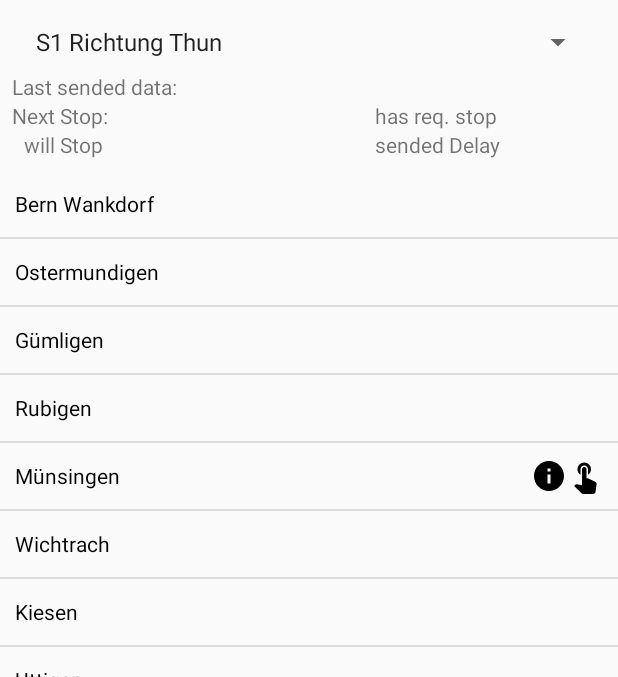
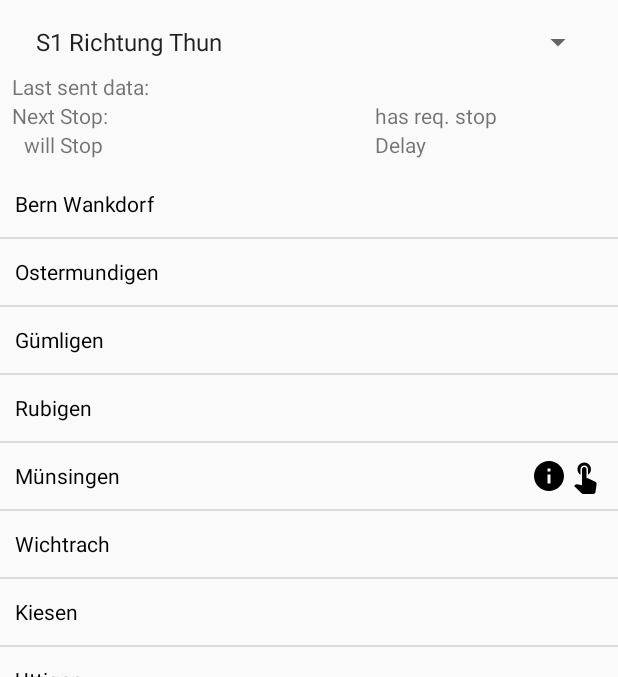
Before and after one commit to zossli/nearby-sender, an Android app: the screen it shows after launch (MainActivity), on a phone screen of 412 x 824 dp, the part 84-761 px from its top. Run offline under Robolectric (Android 15) with nearby library versions, the phone set to English and light mode, and no system bars; 1 statement that could not run was skipped.

Commit message:
bugfixing, typos

```diff
--- a/app/src/main/res/layout/activity_main.xml
+++ b/app/src/main/res/layout/activity_main.xml
@@ -97,7 +97,7 @@
             android:id="@+id/textView6"
             android:layout_width="wrap_content"
             android:layout_height="wrap_content"
-            android:text="Last sended data:" />
+            android:text="Last sent data:" />
 
         <LinearLayout
             android:id="@+id/layout1"
@@ -177,7 +177,7 @@
                 android:layout_width="match_parent"
                 android:layout_height="wrap_content"
                 android:layout_weight="1"
-                android:text="sended Delay"
+                android:text="Delay"
                 app:layout_constraintStart_toEndOf="@+id/txtNextStopRequest"
                 app:layout_constraintTop_toBottomOf="@+id/txtNextStopisReqStatic" />
 
--- a/app/src/main/res/values/strings.xml
+++ b/app/src/main/res/values/strings.xml
@@ -1,4 +1,4 @@
 <resources>
-    <string name="app_name">Nearby Sender</string>
+    <string name="app_name">NIS Sender</string>
     <string name="error_missing_permissions">Missing Permission!</string>
 </resources>
```
Also changed, not shown: app/src/main/java/li/zoss/bfh/bsc/nearby_sender/MainActivity.java (+5 -4 lines).
